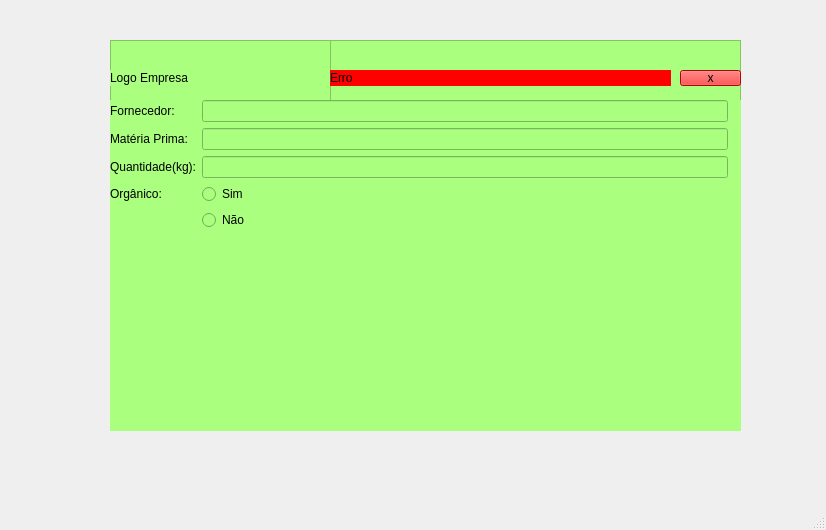
First picture: the form in src/gui_principal.ui, repository martins678/Usina_HYMA, before the edit.
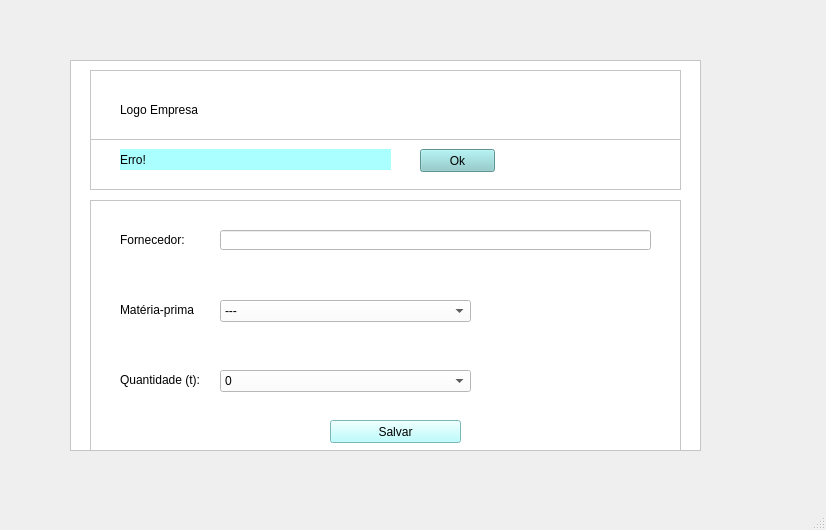
Second picture: the form after the edit. The open tabs and pages were chosen to show the change.

Commit message:
alterações no cadastro biodiesel
Alterações e correções nas areas de cadastro.

```diff
--- a/src/gui_principal.ui
+++ b/src/gui_principal.ui
@@ -19,10 +19,16 @@
      <rect>
       <x>60</x>
       <y>40</y>
-      <width>721</width>
-      <height>401</height>
+      <width>651</width>
+      <height>411</height>
      </rect>
     </property>
+    <property name="minimumSize">
+     <size>
+      <width>141</width>
+      <height>141</height>
+     </size>
+    </property>
     <property name="currentIndex">
      <number>0</number>
     </property>
@@ -239,14 +245,14 @@
      <widget class="QFrame" name="frame_cadastro">
       <property name="geometry">
        <rect>
-        <x>50</x>
-        <y>0</y>
+        <x>10</x>
+        <y>20</y>
         <width>631</width>
         <height>391</height>
        </rect>
       </property>
       <property name="styleSheet">
-       <string notr="true">background-color: rgb(170, 255, 127);</string>
+       <string notr="true">background-color: rgb(255, 255, 255);</string>
       </property>
       <property name="frameShape">
        <enum>QFrame::StyledPanel</enum>
@@ -257,10 +263,10 @@
       <widget class="QFrame" name="frame_mensagem">
        <property name="geometry">
         <rect>
-         <x>220</x>
-         <y>0</y>
-         <width>411</width>
-         <height>61</height>
+         <x>20</x>
+         <y>10</y>
+         <width>591</width>
+         <height>71</height>
         </rect>
        </property>
        <property name="frameShape">
@@ -268,131 +274,388 @@
        </property>
        <property name="frameShadow">
         <enum>QFrame::Raised</enum>
-       </property>
-       <widget class="QLabel" name="label_8">
-        <property name="geometry">
-         <rect>
-          <x>0</x>
-          <y>30</y>
-          <width>341</width>
-          <height>16</height>
-         </rect>
-        </property>
-        <property name="styleSheet">
-         <string notr="true">background-color: rgb(170, 255, 255);
-background-color: rgb(255, 0, 0);</string>
-        </property>
-        <property name="text">
-         <string>Erro</string>
-        </property>
-       </widget>
-       <widget class="QPushButton" name="fechar_mensagem">
-        <property name="geometry">
-         <rect>
-          <x>350</x>
-          <y>30</y>
-          <width>61</width>
-          <height>16</height>
-         </rect>
-        </property>
-        <property name="styleSheet">
-         <string notr="true">background-color: rgb(255, 0, 0);</string>
-        </property>
-        <property name="text">
-         <string>x</string>
-        </property>
-       </widget>
-      </widget>
-      <widget class="QLabel" name="label_7">
-       <property name="geometry">
-        <rect>
-         <x>0</x>
-         <y>30</y>
-         <width>91</width>
-         <height>16</height>
-        </rect>
-       </property>
-       <property name="text">
-        <string>Logo Empresa</string>
-       </property>
-      </widget>
-      <widget class="QWidget" name="gridLayoutWidget">
-       <property name="geometry">
-        <rect>
-         <x>0</x>
-         <y>60</y>
-         <width>631</width>
-         <height>331</height>
-        </rect>
        </property>
        <layout class="QGridLayout" name="gridLayout">
-        <item row="3" column="5">
-         <widget class="QLineEdit" name="lineEdit_quantidade"/>
-        </item>
-        <item row="3" column="9">
-         <widget class="QLabel" name="label_2">
-          <property name="text">
-           <string/>
+        <item row="0" column="1">
+         <widget class="QLabel" name="logo_empresa">
+          <property name="minimumSize">
+           <size>
+            <width>60</width>
+            <height>60</height>
+           </size>
           </property>
-         </widget>
-        </item>
-        <item row="1" column="0">
-         <widget class="QLabel" name="label_4">
           <property name="text">
-           <string>Matéria Prima:</string>
-          </property>
-         </widget>
-        </item>
-        <item row="0" column="5">
-         <widget class="QLineEdit" name="lineEdit_fornecedor"/>
-        </item>
-        <item row="1" column="5">
-         <widget class="QLineEdit" name="lineEdit_materia_prima"/>
-        </item>
-        <item row="9" column="0">
-         <widget class="QLabel" name="label_6">
-          <property name="text">
-           <string/>
-          </property>
-         </widget>
-        </item>
-        <item row="3" column="0">
-         <widget class="QLabel" name="label_5">
-          <property name="text">
-           <string>Quantidade(kg):</string>
-          </property>
-         </widget>
-        </item>
-        <item row="4" column="5">
-         <widget class="QRadioButton" name="radioButton">
-          <property name="text">
-           <string>Sim</string>
-          </property>
-         </widget>
-        </item>
-        <item row="4" column="0">
-         <widget class="QLabel" name="label_9">
-          <property name="text">
-           <string>Orgânico:</string>
-          </property>
-         </widget>
-        </item>
-        <item row="5" column="5">
-         <widget class="QRadioButton" name="radioButton_2">
-          <property name="text">
-           <string>Não</string>
+           <string>Logo Empresa</string>
           </property>
          </widget>
         </item>
         <item row="0" column="0">
-         <widget class="QLabel" name="label_3">
-          <property name="text">
-           <string>Fornecedor:</string>
+         <spacer name="horizontalSpacer_6">
+          <property name="orientation">
+           <enum>Qt::Horizontal</enum>
           </property>
-         </widget>
+          <property name="sizeHint" stdset="0">
+           <size>
+            <width>13</width>
+            <height>20</height>
+           </size>
+          </property>
+         </spacer>
+        </item>
+        <item row="0" column="3">
+         <spacer name="horizontalSpacer_7">
+          <property name="orientation">
+           <enum>Qt::Horizontal</enum>
+          </property>
+          <property name="sizeHint" stdset="0">
+           <size>
+            <width>473</width>
+            <height>20</height>
+           </size>
+          </property>
+         </spacer>
         </item>
        </layout>
       </widget>
+      <widget class="QFrame" name="frame_3">
+       <property name="geometry">
+        <rect>
+         <x>20</x>
+         <y>140</y>
+         <width>591</width>
+         <height>251</height>
+        </rect>
+       </property>
+       <property name="frameShape">
+        <enum>QFrame::StyledPanel</enum>
+       </property>
+       <property name="frameShadow">
+        <enum>QFrame::Raised</enum>
+       </property>
+       <widget class="QLabel" name="fornecedor">
+        <property name="geometry">
+         <rect>
+          <x>30</x>
+          <y>30</y>
+          <width>81</width>
+          <height>20</height>
+         </rect>
+        </property>
+        <property name="text">
+         <string>Fornecedor:</string>
+        </property>
+       </widget>
+       <widget class="QLabel" name="materia_prima">
+        <property name="geometry">
+         <rect>
+          <x>30</x>
+          <y>100</y>
+          <width>91</width>
+          <height>20</height>
+         </rect>
+        </property>
+        <property name="text">
+         <string>Matéria-prima</string>
+        </property>
+       </widget>
+       <widget class="QLabel" name="quantidade">
+        <property name="geometry">
+         <rect>
+          <x>30</x>
+          <y>170</y>
+          <width>91</width>
+          <height>20</height>
+         </rect>
+        </property>
+        <property name="text">
+         <string>Quantidade (t):</string>
+        </property>
+       </widget>
+       <widget class="QLineEdit" name="nome_fornecedor">
+        <property name="geometry">
+         <rect>
+          <x>130</x>
+          <y>30</y>
+          <width>431</width>
+          <height>20</height>
+         </rect>
+        </property>
+       </widget>
+       <widget class="QPushButton" name="botao_salvar">
+        <property name="geometry">
+         <rect>
+          <x>240</x>
+          <y>220</y>
+          <width>131</width>
+          <height>23</height>
+         </rect>
+        </property>
+        <property name="styleSheet">
+         <string notr="true">background-color: rgb(170, 255, 255);</string>
+        </property>
+        <property name="text">
+         <string>Salvar</string>
+        </property>
+       </widget>
+       <widget class="QComboBox" name="nome_materia_prima">
+        <property name="geometry">
+         <rect>
+          <x>130</x>
+          <y>100</y>
+          <width>251</width>
+          <height>22</height>
+         </rect>
+        </property>
+        <item>
+         <property name="text">
+          <string>---</string>
+         </property>
+        </item>
+        <item>
+         <property name="text">
+          <string>Açaí</string>
+         </property>
+        </item>
+        <item>
+         <property name="text">
+          <string>Abacate</string>
+         </property>
+        </item>
+        <item>
+         <property name="text">
+          <string>Coco</string>
+         </property>
+        </item>
+        <item>
+         <property name="text">
+          <string>Cacau</string>
+         </property>
+        </item>
+        <item>
+         <property name="text">
+          <string>Buriti</string>
+         </property>
+        </item>
+       </widget>
+       <widget class="QComboBox" name="nome_quantidade">
+        <property name="geometry">
+         <rect>
+          <x>130</x>
+          <y>170</y>
+          <width>251</width>
+          <height>22</height>
+         </rect>
+        </property>
+        <item>
+         <property name="text">
+          <string>0</string>
+         </property>
+        </item>
+        <item>
+         <property name="text">
+          <string>1</string>
+         </property>
+        </item>
+        <item>
+         <property name="text">
+          <string>2</string>
+         </property>
+        </item>
+        <item>
+         <property name="text">
+          <string>3</string>
+         </property>
+        </item>
+        <item>
+         <property name="text">
+          <string>4</string>
+         </property>
+        </item>
+        <item>
+         <property name="text">
+          <string>5</string>
+         </property>
+        </item>
+       </widget>
+      </widget>
+      <widget class="QFrame" name="frame_4">
+       <property name="geometry">
+        <rect>
+         <x>20</x>
+         <y>79</y>
+         <width>591</width>
+         <height>51</height>
+        </rect>
+       </property>
+       <property name="frameShape">
+        <enum>QFrame::StyledPanel</enum>
+       </property>
+       <property name="frameShadow">
+        <enum>QFrame::Raised</enum>
+       </property>
+       <widget class="QLabel" name="mensage_erro2">
+        <property name="geometry">
+         <rect>
+          <x>30</x>
+          <y>10</y>
+          <width>271</width>
+          <height>21</height>
+         </rect>
+        </property>
+        <property name="styleSheet">
+         <string notr="true">background-color: rgb(170, 255, 255);</string>
+        </property>
+        <property name="text">
+         <string>Erro!</string>
+        </property>
+       </widget>
+       <widget class="QPushButton" name="botao_ok_cadastro">
+        <property name="geometry">
+         <rect>
+          <x>330</x>
+          <y>10</y>
+          <width>75</width>
+          <height>23</height>
+         </rect>
+        </property>
+        <property name="styleSheet">
+         <string notr="true">background-color: rgb(136, 204, 204);</string>
+        </property>
+        <property name="text">
+         <string>Ok</string>
+        </property>
+       </widget>
+      </widget>
+     </widget>
+    </widget>
+    <widget class="QWidget" name="page_lista">
+     <widget class="QTableWidget" name="tabela">
+      <property name="geometry">
+       <rect>
+        <x>30</x>
+        <y>30</y>
+        <width>631</width>
+        <height>401</height>
+       </rect>
+      </property>
+      <row>
+       <property name="text">
+        <string>1</string>
+       </property>
+      </row>
+      <row>
+       <property name="text">
+        <string>2</string>
+       </property>
+      </row>
+      <row>
+       <property name="text">
+        <string>3</string>
+       </property>
+      </row>
+      <row>
+       <property name="text">
+        <string>4</string>
+       </property>
+      </row>
+      <row>
+       <property name="text">
+        <string>5</string>
+       </property>
+      </row>
+      <column>
+       <property name="text">
+        <string>Dia da semana</string>
+       </property>
+      </column>
+      <column>
+       <property name="text">
+        <string>Fornecedor </string>
+       </property>
+      </column>
+      <column>
+       <property name="text">
+        <string>Matéria-prima</string>
+       </property>
+      </column>
+      <column>
+       <property name="text">
+        <string>Quantidade</string>
+       </property>
+      </column>
+      <item row="0" column="0">
+       <property name="text">
+        <string>Segunda- ferira</string>
+       </property>
+      </item>
+      <item row="1" column="0">
+       <property name="text">
+        <string>Terça-feira</string>
+       </property>
+      </item>
+      <item row="2" column="0">
+       <property name="text">
+        <string>Quarta-feira</string>
+       </property>
+      </item>
+      <item row="3" column="0">
+       <property name="text">
+        <string>Quinta-feira</string>
+       </property>
+      </item>
+      <item row="4" column="0">
+       <property name="text">
+        <string>Sexta-feira</string>
+       </property>
+      </item>
+     </widget>
+     <widget class="QPushButton" name="botao_alterar">
+      <property name="geometry">
+       <rect>
+        <x>570</x>
+        <y>70</y>
+        <width>75</width>
+        <height>23</height>
+       </rect>
+      </property>
+      <property name="styleSheet">
+       <string notr="true">background-color: rgb(170, 255, 255);</string>
+      </property>
+      <property name="text">
+       <string>Alterar</string>
+      </property>
+     </widget>
+     <widget class="QPushButton" name="botao_excluir">
+      <property name="geometry">
+       <rect>
+        <x>570</x>
+        <y>100</y>
+        <width>75</width>
+        <height>23</height>
+       </rect>
+      </property>
+      <property name="styleSheet">
+       <string notr="true">background-color: rgb(170, 255, 255);</string>
+      </property>
+      <property name="text">
+       <string>Excluir</string>
+      </property>
+     </widget>
+     <widget class="QPushButton" name="botao_home">
+      <property name="geometry">
+       <rect>
+        <x>570</x>
+        <y>40</y>
+        <width>75</width>
+        <height>23</height>
+       </rect>
+      </property>
+      <property name="styleSheet">
+       <string notr="true">background-color: rgb(170, 255, 255);</string>
+      </property>
+      <property name="text">
+       <string>Home</string>
+      </property>
      </widget>
     </widget>
    </widget>
```
Left out of the diff: 303 changed lines with no effect on the pictures. The commit also changes 12 other files.
